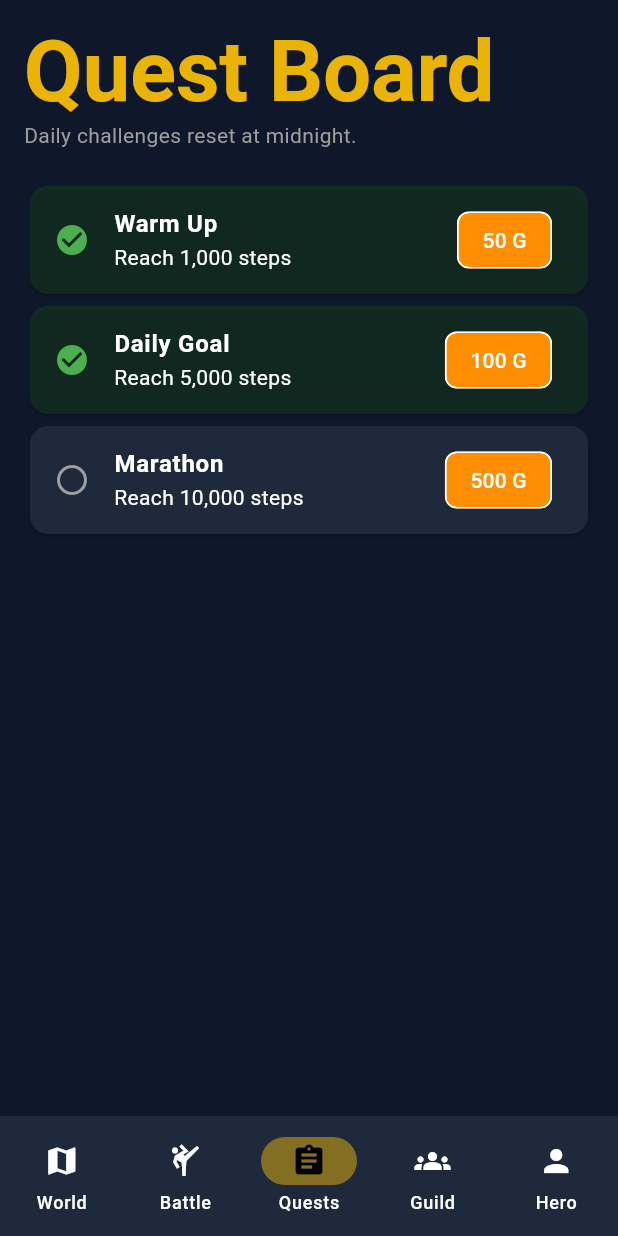
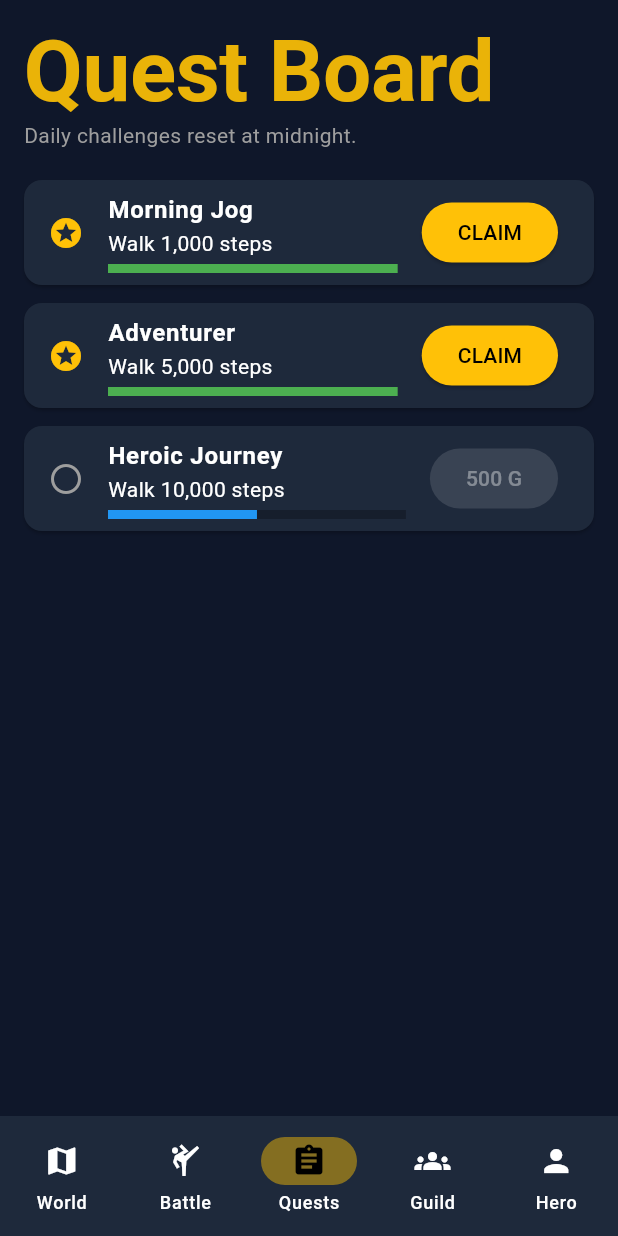
Before and after one commit to gsurjs/StepQuest, a Flutter app: the screen it shows once a user with an empty profile is signed in, item 3 of the bottom bar chosen, on a phone screen of 412 x 824 dp. Run offline on Flutter 3.47's test engine with Material 3 defaults, Android fonts, the phone set to English and light mode, and no system bars; our stand-ins replace cloud_firestore, firebase_auth, firebase_core, pedometer, permission_handler; accounts and stored records are empty; Roboto replaces fonts that are missing (Georgia).

Commit message:
Implement Daily Quest system with rewards and reset logic

```diff
--- a/lib/main.dart
+++ b/lib/main.dart
@@ -1,6 +1,7 @@
 import 'package:flutter/material.dart';
 import 'package:firebase_core/firebase_core.dart';
 import 'package:firebase_auth/firebase_auth.dart';
+import 'package:cloud_firestore/cloud_firestore.dart'; // Needed for Timestamp
 import 'package:step_quest/services/auth_service.dart';
 import 'package:step_quest/services/database_service.dart';
 import 'package:step_quest/services/step_service.dart';
@@ -17,13 +18,16 @@ class UserModel {
   final String heroName;
   final String heroClass;
   final int level;
-  final int xp; //adding curr xp
-  final int xpToNextLevel; //adding xp needed for next level
+  final int xp;
+  final int xpToNextLevel;
   final int currentSteps;
   final int maxEnergy;
   final int currentEnergy;
   final int gold;
-  final String? guildId; // link to guild
+  final String? guildId;
+  // Tracking daily progress
+  final DateTime? lastLoginDate;
+  final List<String> claimedQuestIds;
 
   UserModel({
     required this.uid,
@@ -37,10 +41,11 @@ class UserModel {
     this.maxEnergy = 100,
     this.currentEnergy = 100,
     this.gold = 0,
-    this.guildId
+    this.guildId,
+    this.lastLoginDate,
+    this.claimedQuestIds = const [],
   });
 
-  // Helper to convert from Firestore
   factory UserModel.fromMap(Map<String, dynamic> data) {
     return UserModel(
       uid: data['uid'] ?? '',
@@ -54,10 +59,15 @@ class UserModel {
       maxEnergy: data['maxEnergy'] ?? 100,
       currentEnergy: data['currentEnergy'] ?? 100,
       gold: data['gold'] ?? 0,
-      guildId: data['guildId'], // Nullable
+      guildId: data['guildId'],
+      // Handle Firestore Timestamp conversion
+      lastLoginDate: data['lastLoginDate'] != null
+          ? (data['lastLoginDate'] as Timestamp).toDate()
+          : DateTime.now(),
+      claimedQuestIds: List<String>.from(data['claimedQuestIds'] ?? []),
     );
   }
-  // Helper to convert TO Firestore
+
   Map<String, dynamic> toMap() {
     return {
       'uid': uid,
@@ -72,6 +82,8 @@ class UserModel {
       'currentEnergy': currentEnergy,
       'gold': gold,
       'guildId': guildId,
+      'lastLoginDate': lastLoginDate != null ? Timestamp.fromDate(lastLoginDate!) : FieldValue.serverTimestamp(),
+      'claimedQuestIds': claimedQuestIds,
     };
   }
 
@@ -83,6 +95,18 @@ class UserModel {
   }
 }
 
+// Quest Definition
+class Quest {
+  final String id;
+  final String title;
+  final String description;
+  final int targetSteps;
+  final int rewardGold;
+  final int rewardXp;
+
+  Quest(this.id, this.title, this.description, this.targetSteps, this.rewardGold, this.rewardXp);
+}
+
 class GuildModel {
   final String id;
   final String name;
@@ -90,13 +114,7 @@ class GuildModel {
   final List<String> members;
   final int totalSteps;
 
-  GuildModel({
-    required this.id,
-    required this.name,
-    required this.leaderId,
-    required this.members,
-    this.totalSteps = 0,
-  });
+  GuildModel({required this.id, required this.name, required this.leaderId, required this.members, this.totalSteps = 0});
 
   factory GuildModel.fromMap(Map<String, dynamic> data) {
     return GuildModel(
@@ -109,14 +127,12 @@ class GuildModel {
   }
 
   Map<String, dynamic> toMap() {
-    return {
-      'id': id, 'name': name, 'leaderId': leaderId, 'members': members, 'totalSteps': totalSteps
-    };
+    return {'id': id, 'name': name, 'leaderId': leaderId, 'members': members, 'totalSteps': totalSteps};
   }
 }
 
 // ==========================================
-// 2. STATE MANAGEMENT & AUTH
+// 2. STATE MANAGEMENT
 // ==========================================
 
 class AppState extends ChangeNotifier {
@@ -133,6 +149,13 @@ class AppState extends ChangeNotifier {
   int monsterHp = 100;
   int monsterMaxHp = 100;
   String battleLog = "A wild Goblin appeared!";
+
+  // Daily Quests List
+  final List<Quest> dailyQuests = [
+    Quest('q1', 'Morning Jog', 'Walk 1,000 steps', 1000, 50, 20),
+    Quest('q2', 'Adventurer', 'Walk 5,000 steps', 5000, 150, 50),
+    Quest('q3', 'Heroic Journey', 'Walk 10,000 steps', 10000, 500, 200),
+  ];
 
   bool get isAuthenticated => _firebaseUser != null;
   UserModel? get user => _currentUser;
@@ -161,19 +184,73 @@ class AppState extends ChangeNotifier {
     _currentUser = await _dbService.getUser(uid);
     if (_currentUser == null) {
        _currentUser = UserModel.mock();
-    } else if (_currentUser!.guildId != null) {
-       _currentGuild = await _dbService.getGuild(_currentUser!.guildId!);
     } else {
-      _currentGuild = null;
+      // Check for Daily Reset logic
+      _checkDailyReset();
+
+      if (_currentUser!.guildId != null) {
+         _currentGuild = await _dbService.getGuild(_currentUser!.guildId!);
+      } else {
+        _currentGuild = null;
+      }
     }
     notifyListeners();
+  }
+
+  // Reset quests if it's a new day
+  void _checkDailyReset() {
+    if (_currentUser == null || _currentUser!.lastLoginDate == null) return;
+
+    final now = DateTime.now();
+    final last = _currentUser!.lastLoginDate!;
+
+    // If day, month, or year is different, it's a new day
+    if (now.day != last.day || now.month != last.month || now.year != last.year) {
+      print("🌅 New Day Detected! Resetting Quests.");
+      _updateUserData(claimedQuests: [], lastLogin: now);
+    } else {
+      // Just update the login time
+      _updateUserData(lastLogin: now);
+    }
+  }
+
+  // Claim Reward
+  void claimQuest(Quest quest) {
+    if (_currentUser == null) return;
+
+    if (_currentUser!.claimedQuestIds.contains(quest.id)) return; // Already claimed
+    if (_currentUser!.currentSteps < quest.targetSteps) return; // Not finished
+
+    // Give Rewards
+    int newGold = _currentUser!.gold + quest.rewardGold;
+    int newXp = _currentUser!.xp + quest.rewardXp;
+
+    // Add to claimed list
+    List<String> newClaimed = List.from(_currentUser!.claimedQuestIds)..add(quest.id);
+
+    // Level Up Logic reuse
+    int newLevel = _currentUser!.level;
+    int newNextXp = _currentUser!.xpToNextLevel;
+    if (newXp >= newNextXp) {
+        newLevel++;
+        newXp = newXp - newNextXp;
+        newNextXp = (newNextXp * 1.5).toInt();
+    }
+
+    _updateUserData(
+      gold: newGold,
+      xp: newXp,
+      level: newLevel,
+      nextXp: newNextXp,
+      claimedQuests: newClaimed
+    );
   }
 
   Future<void> _initPedometer() async {
     bool granted = await _stepService.init();
     if (granted) {
       _stepSubscription = _stepService.stepStream.listen((stepEvent) {
-          // Real implementation would go here
+          // Pedometer logic
       });
     }
   }
@@ -184,7 +261,11 @@ class AppState extends ChangeNotifier {
     }
   }
 
-  void _updateUserData({int? steps, int? gold, int? xp, int? level, int? nextXp}) {
+  // Unified Update Helper
+  void _updateUserData({
+    int? steps, int? gold, int? xp, int? level, int? nextXp,
+    List<String>? claimedQuests, DateTime? lastLogin
+  }) {
      if (_currentUser != null) {
         _currentUser = UserModel(
         uid: _currentUser!.uid,
@@ -199,49 +280,43 @@ class AppState extends ChangeNotifier {
         currentEnergy: _currentUser!.currentEnergy,
         gold: gold ?? _currentUser!.gold,
         guildId: _currentUser!.guildId,
+        lastLoginDate: lastLogin ?? _currentUser!.lastLoginDate,
+        claimedQuestIds: claimedQuests ?? _currentUser!.claimedQuestIds,
       );
       notifyListeners();
       _dbService.createUser(_currentUser!);
      }
   }
 
-  // [GUILD LOGIC] Create
+  // Guild Wrappers
   Future<void> createGuild(String name) async {
     if (_currentUser == null) return;
     await _dbService.createGuild(name, _currentUser!);
     await _loadUserData(_currentUser!.uid);
   }
-
-  // [GUILD LOGIC] Join
   Future<void> joinGuild(String guildId) async {
     if (_currentUser == null) return;
     await _dbService.joinGuild(guildId, _currentUser!);
     await _loadUserData(_currentUser!.uid);
   }
-
-  // [GUILD LOGIC] Leave
   Future<void> leaveGuild() async {
     if (_currentUser == null || _currentGuild == null) return;
     await _dbService.leaveGuild(_currentGuild!.id, _currentUser!);
     await _loadUserData(_currentUser!.uid);
   }
-
-  // [GUILD LOGIC] Fetch List
   Future<List<GuildModel>> getAvailableGuilds() async {
     return await _dbService.getAllGuilds();
   }
 
-  // [BATTLE LOGIC]
+  // Battle Logic
   Future<void> attackMonster() async {
     if (_currentUser == null) return;
     const int cost = 100;
-
     if (_currentUser!.currentSteps < cost) {
       battleLog = "Need $cost steps! Walk more.";
       notifyListeners();
       return;
     }
-
     int newSteps = _currentUser!.currentSteps - cost;
     int damage = Random().nextInt(15) + 10;
     monsterHp -= damage;
@@ -258,7 +333,6 @@ class AppState extends ChangeNotifier {
       newGold += reward;
       newXp += 50;
       battleLog = "Victory! +$reward G, +50 XP";
-
       if (newXp >= newNextXp) {
         newLevel++;
         newXp = newXp - newNextXp;
@@ -266,7 +340,6 @@ class AppState extends ChangeNotifier {
         battleLog += "\n🎉 LEVEL UP!";
       }
     }
-
     _updateUserData(steps: newSteps, gold: newGold, xp: newXp, level: newLevel, nextXp: newNextXp);
   }
 
@@ -294,7 +367,7 @@ class AppState extends ChangeNotifier {
 }
 
 // ==========================================
-// 3. THEME (UNCHANGED)
+// 3. THEME
 // ==========================================
 class AppTheme {
   static final ThemeData darkTheme = ThemeData(
@@ -303,10 +376,8 @@ class AppTheme {
     scaffoldBackgroundColor: const Color(0xFF0F172A),
     primaryColor: const Color(0xFFEAB308),
     colorScheme: const ColorScheme.dark(
-      primary: Color(0xFFEAB308),
-      secondary: Color(0xFF3B82F6),
-      surface: Color(0xFF1E293B),
-      error: Color(0xFFEF4444),
+      primary: Color(0xFFEAB308), secondary: Color(0xFF3B82F6),
+      surface: Color(0xFF1E293B), error: Color(0xFFEF4444),
     ),
     fontFamily: 'Georgia',
     textTheme: const TextTheme(
@@ -322,15 +393,11 @@ class AppTheme {
 }
 
 // ==========================================
-// 4. MAIN APP ENTRY
+// 4. MAIN ENTRY
 // ==========================================
 void main() async {
   WidgetsFlutterBinding.ensureInitialized();
-  try {
-    await Firebase.initializeApp();
-  } catch (e) {
-    print("Firebase Error: $e");
-  }
+  try { await Firebase.initializeApp(); } catch (e) { print("Firebase Error: $e"); }
   runApp(const StepQuestApp());
 }
 
@@ -362,7 +429,6 @@ class _StepQuestAppState extends State<StepQuestApp> {
 // 5. SCREENS
 // ==========================================
 
-// --- LOGIN SCREEN ---
 class LoginScreen extends StatefulWidget {
   final AppState appState;
   const LoginScreen({super.key, required this.appState});
@@ -440,7 +506,6 @@ class _LoginScreenState extends State<LoginScreen> {
   }
 }
 
-// --- MAIN SCAFFOLD ---
 class MainScaffold extends StatefulWidget {
   final AppState appState;
   const MainScaffold({super.key, required this.appState});
@@ -478,7 +543,6 @@ class _MainScaffoldState extends State<MainScaffold> {
   }
 }
 
-// --- DASHBOARD SCREEN ---
 class DashboardScreen extends StatelessWidget {
   final AppState appState;
   const DashboardScreen({super.key, required this.appState});
@@ -551,7 +615,6 @@ class DashboardScreen extends StatelessWidget {
   }
 }
 
-// --- BATTLE SCREEN ---
 class BattleScreen extends StatelessWidget {
   final AppState appState;
   const BattleScreen({super.key, required this.appState});
@@ -651,13 +714,16 @@ class BattleScreen extends StatelessWidget {
   }
 }
 
-// --- QUEST SCREEN ---
+// --- QUEST SCREEN (UPDATED) ---
 class QuestScreen extends StatelessWidget {
   final AppState appState;
   const QuestScreen({super.key, required this.appState});
+
   @override
   Widget build(BuildContext context) {
     final steps = appState.user?.currentSteps ?? 0;
+    final claimed = appState.user?.claimedQuestIds ?? [];
+
     return SafeArea(
       child: Padding(
         padding: const EdgeInsets.all(16.0),
@@ -667,29 +733,54 @@ class QuestScreen extends StatelessWidget {
             Text("Quest Board", style: Theme.of(context).textTheme.displayLarge),
             const Text("Daily challenges reset at midnight.", style: TextStyle(color: Colors.grey)),
             const SizedBox(height: 20),
-            _buildQuestCard(context, "Warm Up", "Reach 1,000 steps", "50 G", steps >= 1000),
-            _buildQuestCard(context, "Daily Goal", "Reach 5,000 steps", "100 G", steps >= 5000),
-            _buildQuestCard(context, "Marathon", "Reach 10,000 steps", "500 G", steps >= 10000),
+
+            // Dynamic List from AppState
+            ...appState.dailyQuests.map((quest) {
+              bool isCompleted = steps >= quest.targetSteps;
+              bool isClaimed = claimed.contains(quest.id);
+
+              return Card(
+                margin: const EdgeInsets.only(bottom: 12),
+                color: isClaimed ? Colors.green[900]!.withOpacity(0.3) : Theme.of(context).cardTheme.color,
+                child: ListTile(
+                  leading: Icon(
+                    isClaimed ? Icons.check_circle : (isCompleted ? Icons.stars : Icons.circle_outlined),
+                    color: isClaimed ? Colors.green : (isCompleted ? Colors.amber : Colors.grey)
+                  ),
+                  title: Text(quest.title, style: const TextStyle(fontWeight: FontWeight.bold)),
+                  subtitle: Column(
+                    crossAxisAlignment: CrossAxisAlignment.start,
+                    children: [
+                      Text(quest.description),
+                      const SizedBox(height: 4),
+                      LinearProgressIndicator(
+                        value: (steps / quest.targetSteps).clamp(0.0, 1.0),
+                        backgroundColor: Colors.black26,
+                        color: isCompleted ? Colors.green : Colors.blue,
+                        minHeight: 6,
+                      )
+                    ],
+                  ),
+                  trailing: isClaimed
+                    ? const Text("DONE", style: TextStyle(color: Colors.green, fontWeight: FontWeight.bold))
+                    : ElevatedButton(
+                        onPressed: isCompleted ? () => appState.claimQuest(quest) : null,
+                        style: ElevatedButton.styleFrom(
+                          backgroundColor: isCompleted ? Colors.amber : Colors.grey[800],
+                          foregroundColor: Colors.black,
+                        ),
+                        child: Text(isCompleted ? "CLAIM" : "${quest.rewardGold} G"),
+                      ),
+                ),
+              );
+            }),
           ],
         ),
       ),
     );
   }
-
-  Widget _buildQuestCard(BuildContext context, String title, String desc, String reward, bool completed) {
-    return Card(
-      color: completed ? Colors.green[900]!.withOpacity(0.3) : null,
-      child: ListTile(
-        leading: Icon(completed ? Icons.check_circle : Icons.circle_outlined, color: completed ? Colors.green : Colors.grey),
-        title: Text(title, style: const TextStyle(fontWeight: FontWeight.bold)),
-        subtitle: Text(desc),
-        trailing: Chip(label: Text(reward), backgroundColor: Colors.amber[800]),
-      ),
-    );
-  }
 }
 
-// --- GUILD SCREEN ---
 class GuildScreen extends StatelessWidget {
   final AppState appState;
   const GuildScreen({super.key, required this.appState});
@@ -701,7 +792,6 @@ class GuildScreen extends StatelessWidget {
         future: appState.getAvailableGuilds(),
         builder: (context, snapshot) {
           if (!snapshot.hasData) return const AlertDialog(content: LinearProgressIndicator());
-
           final guilds = snapshot.data!;
           return AlertDialog(
             title: const Text("Join a Guild"),
@@ -737,7 +827,6 @@ class GuildScreen extends StatelessWidget {
     final guild = appState.guild;
     final TextEditingController guildNameController = TextEditingController();
 
-    // STATE 1: User has NO Guild
     if (guild == null) {
       return SafeArea(
         child: Padding(
@@ -750,7 +839,6 @@ class GuildScreen extends StatelessWidget {
               Text("No Guild", style: Theme.of(context).textTheme.displayMedium),
               const Text("Join forces with others to earn bonus loot!", textAlign: TextAlign.center),
               const SizedBox(height: 32),
-
               TextField(
                 controller: guildNameController,
                 decoration: const InputDecoration(labelText: "Guild Name", border: OutlineInputBorder()),
@@ -768,7 +856,6 @@ class GuildScreen extends StatelessWidget {
                   child: const Text("CREATE NEW GUILD", style: TextStyle(color: Colors.black, fontWeight: FontWeight.bold)),
                 ),
               ),
-              // [UPDATED] Join Button Logic
               TextButton(
                 onPressed: () => _showJoinDialog(context),
                 child: const Text("Join Existing Guild")
@@ -779,7 +866,6 @@ class GuildScreen extends StatelessWidget {
       );
     }
 
-    // STATE 2: User HAS a Guild
     return SafeArea(
       child: Padding(
         padding: const EdgeInsets.all(16.0),
@@ -791,7 +877,6 @@ class GuildScreen extends StatelessWidget {
             Center(child: Text(guild.name, style: const TextStyle(fontSize: 24, fontWeight: FontWeight.bold))),
             const Center(child: Text("Guild Level 1", style: TextStyle(color: Colors.blue))),
             const SizedBox(height: 30),
-
             Card(
               child: ListTile(
                 leading: const Icon(Icons.hiking, color: Colors.green),
@@ -799,20 +884,17 @@ class GuildScreen extends StatelessWidget {
                 trailing: Text("${guild.totalSteps}", style: const TextStyle(fontSize: 20, fontWeight: FontWeight.bold)),
               ),
             ),
-
             const SizedBox(height: 20),
             Row(
               mainAxisAlignment: MainAxisAlignment.spaceBetween,
               children: [
                 Text("Members (${guild.members.length})", style: Theme.of(context).textTheme.titleLarge),
-                // [NEW] Leave Button
                 TextButton(
                   onPressed: () => appState.leaveGuild(),
                   child: const Text("Leave Guild", style: TextStyle(color: Colors.red))
                 )
               ],
             ),
-
             Expanded(
               child: ListView.builder(
                 itemCount: guild.members.length,
@@ -830,7 +912,6 @@ class GuildScreen extends StatelessWidget {
   }
 }
 
-// --- PROFILE SCREEN ---
 class ProfileScreen extends StatelessWidget {
   final AppState appState;
   const ProfileScreen({super.key, required this.appState});
```
